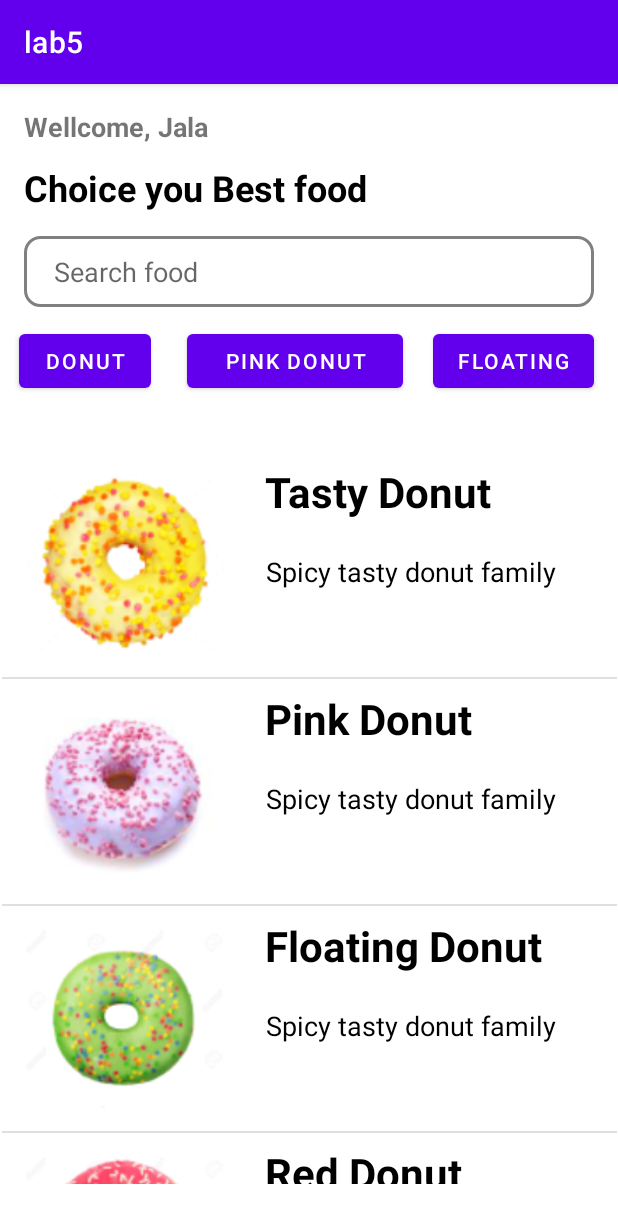
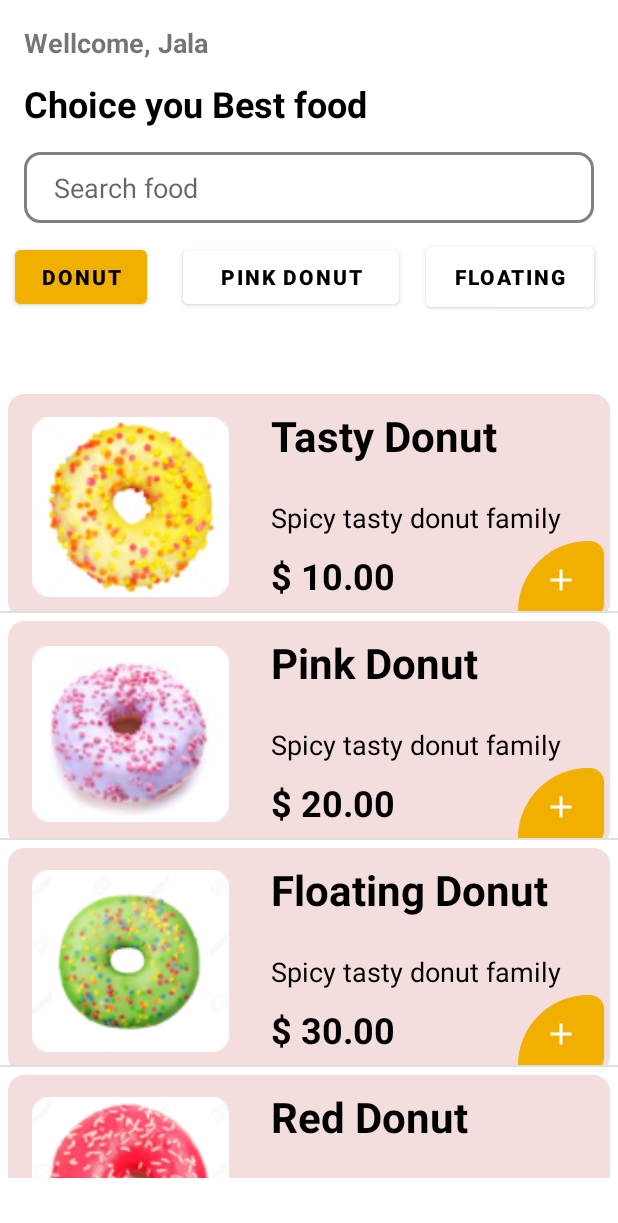
Before and after one commit to iamtun/iuh-android-lab5, an Android app: the screen it shows after launch (CustomListViewActivity), on a phone screen of 412 x 824 dp. Shown: the top 1223 px of the screen. Run offline under Robolectric (Android 15) with nearby library versions, the phone set to English and light mode, and no system bars.

Commit message:
done two display lab5 + image result in folder "image_result"

```diff
--- a/app/src/main/java/fit/android/lab5/activity/CustomListViewActivity.java
+++ b/app/src/main/java/fit/android/lab5/activity/CustomListViewActivity.java
@@ -25,10 +25,10 @@ public class CustomListViewActivity extends AppCompatActivity {
         lstView = findViewById(R.id.idListViewDonut);
         listDonuts = new ArrayList<>();
 
-        listDonuts.add(new Donut(1, "Tasty Donut", "Spicy tasty donut family", 10));
-        listDonuts.add(new Donut(2, "Pink Donut", "Spicy tasty donut family", 20));
-        listDonuts.add(new Donut(3, "Floating Donut", "Spicy tasty donut family", 30));
-        listDonuts.add(new Donut(4, "Red Donut", "Spicy tasty donut family", 40));
+        listDonuts.add(new Donut(1, "Tasty Donut", "Spicy tasty donut family", 10, R.drawable.donut_yellow_1));
+        listDonuts.add(new Donut(2, "Pink Donut", "Spicy tasty donut family", 20, R.drawable.tasty_donut_1));
+        listDonuts.add(new Donut(3, "Floating Donut", "Spicy tasty donut family", 30, R.drawable.green_donut_1));
+        listDonuts.add(new Donut(4, "Red Donut", "Spicy tasty donut family", 40, R.drawable.donut_red_1));
 
         DonutAdapter adapter = new DonutAdapter(this, R.layout.item_donut_activity, listDonuts);
         lstView.setAdapter(adapter);
--- a/app/src/main/java/fit/android/lab5/adapter/DonutAdapter.java
+++ b/app/src/main/java/fit/android/lab5/adapter/DonutAdapter.java
@@ -1,11 +1,14 @@
 package fit.android.lab5.adapter;
 
 import android.content.Context;
+import android.content.Intent;
 import android.graphics.Color;
+import android.os.Bundle;
 import android.view.LayoutInflater;
 import android.view.View;
 import android.view.ViewGroup;
 import android.widget.BaseAdapter;
+import android.widget.ImageButton;
 import android.widget.ImageView;
 import android.widget.TextView;
 import android.widget.Toast;
@@ -15,6 +18,8 @@ import androidx.constraintlayout.widget.ConstraintLayout;
 import java.util.List;
 
 import fit.android.lab5.R;
+import fit.android.lab5.activity.CustomListViewActivity;
+import fit.android.lab5.activity.DeTailDonutActivity;
 import fit.android.lab5.model.Donut;
 
 public class DonutAdapter extends BaseAdapter {
@@ -58,7 +63,7 @@ public class DonutAdapter extends BaseAdapter {
         TextView tvNameDonut = convertView.findViewById(R.id.tvNameDonut);
         TextView tvDescDonut = convertView.findViewById(R.id.tvDescDonut);
         TextView tvPrice = convertView.findViewById(R.id.tvPriceDonut);
-
+        ImageButton btnAdd = convertView.findViewById(R.id.imageButton);
         ConstraintLayout constraintLayout = convertView.findViewById(R.id.itemConStraintLayout);
         Donut donut = listDonuts.get(index);
 
@@ -66,32 +71,22 @@ public class DonutAdapter extends BaseAdapter {
             tvNameDonut.setText(donut.getName());
             tvDescDonut.setText(donut.getDesc());
             tvPrice.setText(donut.getFormatPrice());
-
-            int idDonut = donut.getId();
-
-            switch (idDonut) {
-                case 1: imgView.setImageResource(R.drawable.donut_yellow_1); break;
-                case 2: imgView.setImageResource(R.drawable.tasty_donut_1); break;
-                case 3: imgView.setImageResource(R.drawable.green_donut_1); break;
-                case 4: imgView.setImageResource(R.drawable.donut_red_1); break;
-            }
+            imgView.setImageResource(listDonuts.get(index).getImage());
         }
 
-        convertView.setOnClickListener( new View.OnClickListener() {
-
+        btnAdd.setOnClickListener(new View.OnClickListener() {
             @Override
             public void onClick(View view) {
-                Toast.makeText(context, donut.getName(), Toast.LENGTH_SHORT).show();
-                indexSelected = index;
-                notifyDataSetChanged();
+                Intent in = new Intent(context, DeTailDonutActivity.class);
+                Bundle bundle = new Bundle();
+                bundle.putInt("image", donut.getImage());
+                bundle.putString("name", donut.getName());
+                bundle.putString("price", donut.getFormatPrice());
+
+                in.putExtras(bundle);
+                context.startActivity(in);
             }
         });
-
-        if(indexSelected == index) {
-            constraintLayout.setBackgroundColor(Color.CYAN);
-        } else {
-            constraintLayout.setBackgroundColor(Color.WHITE);
-        }
 
         return convertView;
     }
--- a/app/src/main/java/fit/android/lab5/model/Donut.java
+++ b/app/src/main/java/fit/android/lab5/model/Donut.java
@@ -7,6 +7,15 @@ public class Donut {
     private String name;
     private String desc;
     private double price;
+    private int image;
+
+    public Donut(int id, String name, String desc, double price, int image) {
+        this.id = id;
+        this.name = name;
+        this.desc = desc;
+        this.price = price;
+        this.image = image;
+    }
 
     public Donut(int id, String name, String desc, double price) {
         this.id = id;
@@ -47,8 +56,16 @@ public class Donut {
         this.price = price;
     }
 
+    public int getImage() {
+        return image;
+    }
+
+    public void setImage(int image) {
+        this.image = image;
+    }
+
     public String getFormatPrice() {
-        DecimalFormat df = new DecimalFormat("$ #.###.00");
+        DecimalFormat df = new DecimalFormat("$ #,###.00");
         return df.format(this.getPrice());
     }
 }
--- /dev/null
+++ b/app/src/main/res/drawable/border_item_donut.xml
@@ -0,0 +1,6 @@
+<?xml version="1.0" encoding="utf-8"?>
+<shape xmlns:android="http://schemas.android.com/apk/res/android" android:shape="rectangle" >
+    <solid android:color="#F4DDDD" />
+    <corners android:radius="10dp"/>
+    <stroke android:width="2dp" android:color="#F4DDDD"/>
+</shape>
--- /dev/null
+++ b/app/src/main/res/drawable/custom_button_add.xml
@@ -0,0 +1,11 @@
+<?xml version="1.0" encoding="utf-8"?>
+<shape xmlns:android="http://schemas.android.com/apk/res/android">
+    <stroke android:color="#F1B000" android:width="1px"/>
+    <corners android:topLeftRadius="100000dp"
+        android:topRightRadius="19000dp"
+        android:bottomLeftRadius="9500dp"
+        android:bottomRightRadius="19000dp"/>
+    <gradient android:startColor="#F1B000"
+        android:endColor="#F1B000"
+        android:angle="90"/>
+</shape>
--- a/app/src/main/res/drawable/ic_baseline_add_24.xml
+++ b/app/src/main/res/drawable/ic_baseline_add_24.xml
@@ -1,5 +1,5 @@
-<vector android:height="24dp" android:tint="#F8F1F1"
+<vector android:height="24dp" android:tint="@color/white"
     android:viewportHeight="24" android:viewportWidth="24"
     android:width="24dp" xmlns:android="http://schemas.android.com/apk/res/android">
-    <path android:fillColor="@android:color/white" android:pathData="M19,13h-6v6h-2v-6H5v-2h6V5h2v6h6v2z"/>
+    <path android:fillColor="@color/gold" android:pathData="M19,13h-6v6h-2v-6H5v-2h6V5h2v6h6v2z"/>
 </vector>
--- /dev/null
+++ b/app/src/main/res/drawable/ic_baseline_horizontal_rule_24.xml
@@ -0,0 +1,6 @@
+<vector android:height="24dp" android:tint="#F8F1F1"
+    android:viewportHeight="24" android:viewportWidth="24"
+    android:width="24dp" xmlns:android="http://schemas.android.com/apk/res/android">
+    <path android:fillColor="@color/gold"
+        android:fillType="evenOdd" android:pathData="M4,11h16v2h-16z"/>
+</vector>
--- a/app/src/main/res/layout/custom_listview_donut_activity.xml
+++ b/app/src/main/res/layout/custom_listview_donut_activity.xml
@@ -8,10 +8,9 @@
 
     <ListView
         android:id="@+id/idListViewDonut"
-        android:layout_width="410dp"
-        android:layout_height="488dp"
-        android:layout_marginTop="3dp"
-        android:layout_marginBottom="1dp"
+        android:layout_width="match_parent"
+        android:layout_height="528dp"
+        android:layout_marginTop="10dp"
         app:layout_constraintBottom_toBottomOf="parent"
         app:layout_constraintEnd_toEndOf="parent"
         app:layout_constraintStart_toStartOf="parent"
@@ -65,6 +64,9 @@
         android:layout_height="wrap_content"
         android:layout_marginTop="12dp"
         android:text="Donut"
+        android:textColor="@color/black"
+        android:textStyle="bold"
+        android:backgroundTint="@color/gold"
         app:layout_constraintEnd_toStartOf="@+id/button2"
         app:layout_constraintHorizontal_bias="0.0"
         app:layout_constraintStart_toStartOf="@+id/editTextTextPersonName"
@@ -77,6 +79,9 @@
         android:layout_marginStart="24dp"
         android:layout_marginEnd="24dp"
         android:text="Pink Donut"
+        android:textColor="@color/black"
+        android:textStyle="bold"
+        android:backgroundTint="@color/white"
         app:layout_constraintBottom_toBottomOf="@+id/button"
         app:layout_constraintEnd_toStartOf="@+id/button3"
         app:layout_constraintStart_toEndOf="@+id/button"
@@ -85,9 +90,12 @@
 
     <Button
         android:id="@+id/button3"
-        android:layout_width="107dp"
-        android:layout_height="wrap_content"
+        android:layout_width="112dp"
+        android:layout_height="52dp"
+        android:backgroundTint="@color/white"
         android:text="Floating"
+        android:textColor="@color/black"
+        android:textStyle="bold"
         app:layout_constraintBottom_toBottomOf="@+id/button2"
         app:layout_constraintEnd_toEndOf="@+id/editTextTextPersonName"
         app:layout_constraintTop_toTopOf="@+id/button2" />
--- a/app/src/main/res/layout/item_donut_activity.xml
+++ b/app/src/main/res/layout/item_donut_activity.xml
@@ -6,22 +6,34 @@
     android:layout_height="150dp"
     android:id="@+id/itemConStraintLayout">
 
+    <View
+        android:id="@+id/view"
+        android:layout_width="match_parent"
+        android:layout_height="150dp"
+        android:layout_marginTop="15dp"
+        android:layout_marginLeft="5dp"
+        android:layout_marginRight="5dp"
+        android:layout_marginBottom="5dp"
+        android:background="@drawable/border_item_donut"
+        app:layout_constraintBottom_toBottomOf="parent"
+        app:layout_constraintEnd_toEndOf="parent"
+        app:layout_constraintStart_toStartOf="parent"
+        app:layout_constraintTop_toTopOf="parent" />
+
     <ImageView
         android:id="@+id/imgView"
         android:layout_width="131dp"
         android:layout_height="133dp"
         android:layout_marginStart="16dp"
-        android:layout_marginTop="18dp"
-        android:layout_marginBottom="20dp"
-        app:layout_constraintBottom_toBottomOf="parent"
-        app:layout_constraintStart_toStartOf="parent"
-        app:layout_constraintTop_toTopOf="parent"
+        app:layout_constraintBottom_toBottomOf="@+id/view"
+        app:layout_constraintStart_toStartOf="@+id/view"
+        app:layout_constraintTop_toTopOf="@+id/view"
         tools:srcCompat="@tools:sample/avatars" />
 
     <TextView
         android:id="@+id/tvNameDonut"
-        android:layout_width="236dp"
-        android:layout_height="48dp"
+        android:layout_width="204dp"
+        android:layout_height="45dp"
         android:layout_marginStart="28dp"
         android:text="TextView"
         android:textColor="@color/black"
@@ -32,21 +44,21 @@
 
     <TextView
         android:id="@+id/tvDescDonut"
-        android:layout_width="235dp"
-        android:layout_height="27dp"
-        android:layout_marginTop="12dp"
+        android:layout_width="198dp"
+        android:layout_height="25dp"
+        android:layout_marginTop="16dp"
         android:text="TextView"
         android:textColor="@color/black"
         android:textSize="18sp"
         app:layout_constraintEnd_toEndOf="@+id/tvNameDonut"
-        app:layout_constraintHorizontal_bias="1.0"
+        app:layout_constraintHorizontal_bias="0.0"
         app:layout_constraintStart_toStartOf="@+id/tvNameDonut"
         app:layout_constraintTop_toBottomOf="@+id/tvNameDonut" />
 
     <TextView
         android:id="@+id/tvPriceDonut"
-        android:layout_width="201dp"
-        android:layout_height="33dp"
+        android:layout_width="130dp"
+        android:layout_height="37dp"
         android:layout_marginTop="20dp"
         android:layout_marginBottom="1dp"
         android:text="TextView"
@@ -59,4 +71,16 @@
         app:layout_constraintStart_toStartOf="@+id/tvDescDonut"
         app:layout_constraintTop_toBottomOf="@+id/tvDescDonut"
         app:layout_constraintVertical_bias="0.937" />
+
+    <ImageButton
+        android:id="@+id/imageButton"
+        android:layout_width="57dp"
+        android:layout_height="51dp"
+        android:layout_marginEnd="9dp"
+        android:background="@drawable/custom_button_add"
+        app:layout_constraintBottom_toBottomOf="@+id/tvPriceDonut"
+        app:layout_constraintEnd_toEndOf="parent"
+        app:layout_constraintTop_toTopOf="@+id/tvPriceDonut"
+        app:srcCompat="@drawable/ic_baseline_add_24" />
+
 </androidx.constraintlayout.widget.ConstraintLayout>
--- a/app/src/main/res/values/colors.xml
+++ b/app/src/main/res/values/colors.xml
@@ -7,4 +7,6 @@
     <color name="teal_700">#FF018786</color>
     <color name="black">#FF000000</color>
     <color name="white">#FFFFFFFF</color>
+    <color name="pink">#F4DDDD</color>
+    <color name="gold">#F1B000</color>
 </resources>
--- a/app/src/main/res/values/themes.xml
+++ b/app/src/main/res/values/themes.xml
@@ -1,6 +1,6 @@
 <resources xmlns:tools="http://schemas.android.com/tools">
     <!-- Base application theme. -->
-    <style name="Theme.Lab5" parent="Theme.MaterialComponents.DayNight.DarkActionBar">
+    <style name="Theme.Lab5" parent="Theme.MaterialComponents.DayNight.NoActionBar">
         <!-- Primary brand color. -->
         <item name="colorPrimary">@color/purple_500</item>
         <item name="colorPrimaryVariant">@color/purple_700</item>
```
Also changed, not shown: app/src/main/java/fit/android/lab5/activity/DeTailDonutActivity.java (+17 -0 lines), app/src/main/res/layout/detail_donut_activity.xml (+73 -9 lines), 2 other files.
